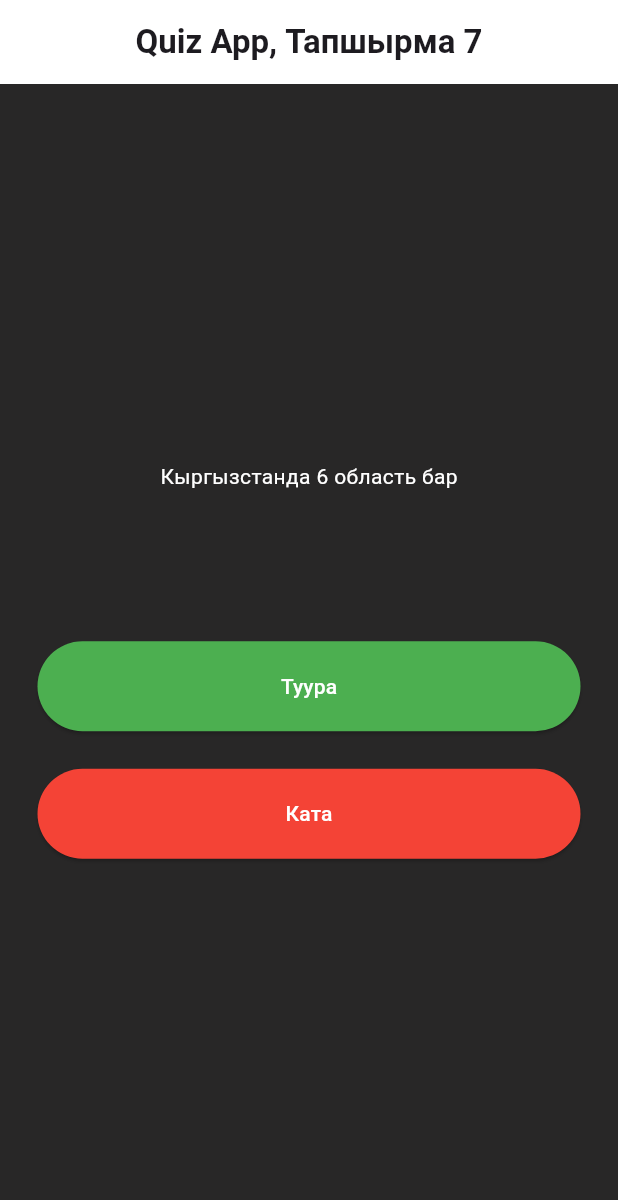
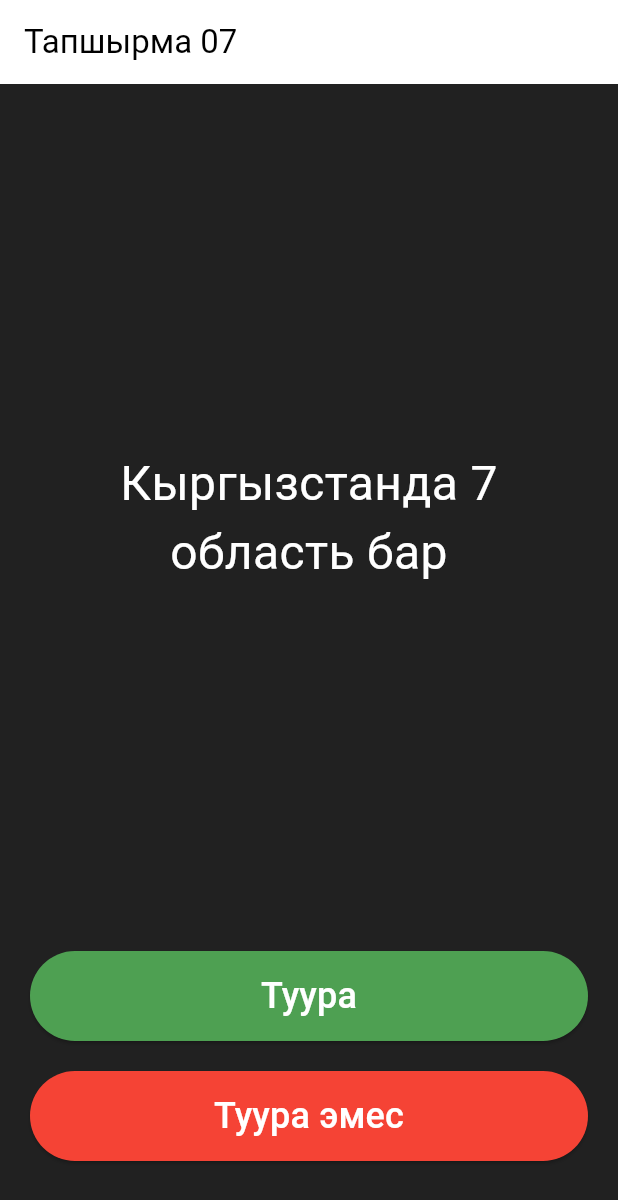
Before and after one commit to TuratDev/flutter_course, a Flutter app: the screen it shows after launch, after a tap on "Quiz App", on a phone screen of 412 x 824 dp. Shown: the top 1200 px of the screen. Run offline on Flutter 3.47's test engine with Material 3 defaults, Android fonts, the phone set to English and light mode, and no system bars; our stand-ins replace audioplayers, font_awesome_flutter.

Commit message:
Quiz App is complated

```diff
--- a/lib/apps/bmi_calculator_app/lib/main.dart
+++ b/lib/apps/bmi_calculator_app/lib/main.dart
@@ -1,15 +1,15 @@
-import 'package:flutter/material.dart';
-import 'views/home_screen_bmi.dart';
+// import 'package:flutter/material.dart';
+// import 'views/home_screen_bmi.dart';
 
-void main() {
-  runApp(const BmiCalculator());
-}
+// void main() {
+//   runApp(const BmiCalculator());
+// }
 
-class BmiCalculator extends StatelessWidget {
-  const BmiCalculator({super.key});
+// class BmiCalculator extends StatelessWidget {
+//   const BmiCalculator({super.key});
 
-  @override
-  Widget build(BuildContext contex) {
-    return const MaterialApp(home: HomeScreenBmi());
-  }
-}
+//   @override
+//   Widget build(BuildContext contex) {
+//     return const MaterialApp(home: HomeScreenBmi());
+//   }
+// }
--- a/lib/apps/dice_app/lib/main.dart
+++ b/lib/apps/dice_app/lib/main.dart
@@ -1,20 +1,20 @@
-import 'package:flutter/material.dart';
-import 'dice_home_page.dart';
+// import 'package:flutter/material.dart';
+// import 'dice_home_page.dart';
 
-void main() {
-  runApp(const DiceApp());
-}
+// void main() {
+//   runApp(const DiceApp());
+// }
 
-class DiceApp extends StatelessWidget {
-  const DiceApp({super.key});
+// class DiceApp extends StatelessWidget {
+//   const DiceApp({super.key});
 
-  @override
-  Widget build(BuildContext context) {
-    return MaterialApp(
-      theme: ThemeData(primarySwatch: Colors.amber),
-      debugShowCheckedModeBanner: false,
-      title: 'Dice App',
-      home: DiceHomePage(),
-    );
-  }
-}
+//   @override
+//   Widget build(BuildContext context) {
+//     return MaterialApp(
+//       theme: ThemeData(primarySwatch: Colors.amber),
+//       debugShowCheckedModeBanner: false,
+//       title: 'Dice App',
+//       home: DiceHomePage(),
+//     );
+//   }
+// }
--- /dev/null
+++ b/lib/apps/quiz_app/lib/data/services/quiz_services.dart
@@ -0,0 +1,36 @@
+import 'package:flutter_course/apps/quiz_app/lib/data/local_data/question_local_data.dart';
+
+class QuizServices {
+  int _index = 0;
+
+  // учурдагы суроону алуу
+  String getQuestion() {
+    if (_index < QuestionLocalData.questionsAnswers.length) {
+      return QuestionLocalData.questionsAnswers[_index].suroo;
+    } else {
+      return 'Бүттү'; // Суроолор аягына чыкканда кайтарылуучу текст
+    }
+  }
+
+  // Туура жоопту текшерүү
+  bool getAnswer(bool userAnswer) {
+    bool correctAnswer = QuestionLocalData.questionsAnswers[_index].joop;
+    return userAnswer == correctAnswer;
+  }
+
+  // кийинки суроого өтүү
+  void nextQuestion() {
+    if (_index < QuestionLocalData.questionsAnswers.length) {
+      _index++;
+    } else {
+      _index = 0; // Суроолор аягына чыкканда кайра баштапкы абалга келүү
+    }
+  }
+
+  // Суроолор аягына чыкканда кайра баштапкы абалга келүү
+  void reset() {
+    _index = 0;
+  }
+}
+
+final QuizServices quizService = QuizServices();
--- /dev/null
+++ b/lib/apps/quiz_app/lib/models/suroo_model.dart
@@ -0,0 +1,6 @@
+class SurooModel {
+  final String suroo; //суроонун тексти
+  final bool joop; //туура же ката экендиги (true - туура, false - ката)
+
+  SurooModel({required this.suroo, required this.joop});
+}
--- a/lib/apps/quiz_app/lib/pages/quiz_home_page.dart
+++ b/lib/apps/quiz_app/lib/pages/quiz_home_page.dart
@@ -1,78 +1,113 @@
 import 'package:flutter/material.dart';
+import 'package:flutter_course/apps/quiz_app/lib/data/repos/quiz_repo.dart';
+import 'package:flutter_course/apps/quiz_app/lib/widgets/costum_button.dart';
+import 'package:flutter_course/apps/quiz_app/lib/widgets/icon_widget.dart';
+import 'package:font_awesome_flutter/font_awesome_flutter.dart';
 
 class QuizHomePage extends StatefulWidget {
   const QuizHomePage({super.key});
 
   @override
-  State<QuizHomePage> createState() => _QuizHomeState();
+  State<QuizHomePage> createState() => _QuizHomePageState();
 }
 
-class _QuizHomeState extends State<QuizHomePage> {
+class _QuizHomePageState extends State<QuizHomePage> {
+  late String question;
+  bool isFinished = false; // Оюндун бүткөнүн белгилөөчү өзгөрмө
+  List<Widget> icons = [];
+
+  @override
+  void initState() {
+    super.initState();
+    question = quizRepository.getQuestion();
+  }
+
+  void userAnswered(bool userAnswer) {
+    bool correctAnswer = quizRepository.getAnswer(userAnswer);
+    setState(() {
+      // Иконкаларды кошуу
+      if (userAnswer == correctAnswer) {
+        icons.add(
+          const IconWidget(
+            icons: FontAwesomeIcons.check,
+            color: Color(0xff4EA052),
+          ),
+        );
+      } else {
+        icons.add(
+          const IconWidget(
+            icons: FontAwesomeIcons.xmark,
+            color: Color(0xffF54335),
+          ),
+        );
+      }
+
+      quizRepository.nextQuestion();
+      question = quizRepository.getQuestion();
+
+      if (question == 'Buttu') {
+        isFinished = true;
+      }
+    });
+  }
+
   @override
   Widget build(BuildContext context) {
     return Scaffold(
-      backgroundColor: const Color.fromARGB(255, 40, 39, 39),
+      backgroundColor: const Color(0xff212121),
       appBar: AppBar(
-        centerTitle: true,
-        title: const Text(
-          'Quiz App, Тапшырма 7',
-          style: TextStyle(fontWeight: FontWeight.bold),
-        ),
+        title: const Text('Тапшырма 07'),
         backgroundColor: Colors.white,
+        foregroundColor: Colors.black,
       ),
       body: Padding(
-        padding: EdgeInsets.symmetric(horizontal: 15),
-        child: Center(
+        padding: const EdgeInsets.symmetric(horizontal: 20.0),
         child: Column(
           mainAxisAlignment: MainAxisAlignment.center,
-
           children: [
+            const Spacer(),
             Text(
-                'Кыргызстанда 6 область бар',
-                style: TextStyle(color: Colors.white),
+              isFinished ? "Оюн аяктады!" : question,
+              textAlign: TextAlign.center,
+              style: const TextStyle(fontSize: 32.0, color: Colors.white),
             ),
-              const SizedBox(height: 100),
-              Padding(
-                padding: const EdgeInsets.symmetric(
-                  horizontal: 10,
-                ), // Эки жагынан 10 пиксел боштук
-                child: Column(
+            const Spacer(),
+            if (isFinished)
+              CostumButton(
+                text: 'Кайра баштоо',
+                tus: Colors.blue,
+                onPressed: () {
+                  setState(() {
+                    quizRepository.reset();
+                    question = quizRepository.getQuestion();
+                    isFinished = false;
+                    icons = [];
+                  });
+                },
+              )
+            else
+              Column(
                 children: [
-                    // Биринчи баскыч
-                    SizedBox(
-                      width: double.infinity, // Экрандын толук туурасы
-                      height: 60,
-
-                      child: ElevatedButton(
-                        style: ElevatedButton.styleFrom(
-                          backgroundColor:
-                              Colors.green, // Кыскараак жазуу ыкмасы
-                          foregroundColor: Colors.white,
+                  CostumButton(
+                    text: 'Туура',
+                    tus: const Color(0xff4EA052),
+                    onPressed: () => userAnswered(true),
                   ),
-                        onPressed: () {},
-                        child: const Text('Туура'),
-                      ),
-                    ),
-
-                    const SizedBox(height: 25), // Ортодогу боштук
-                    // Экинчи баскыч
-                    SizedBox(
-                      width: double.infinity, // Экрандын толук туурасы
-                      height: 60,
-                      child: ElevatedButton(
-                        style: ElevatedButton.styleFrom(
-                          backgroundColor: Colors.red,
-                          foregroundColor: Colors.white,
-                        ),
-                        onPressed: () {},
-                        child: const Text('Ката'),
-                      ),
+                  const SizedBox(height: 20.0),
+                  CostumButton(
+                    text: 'Туура эмес',
+                    tus: const Color(0xffF54335),
+                    onPressed: () => userAnswered(false),
                   ),
                 ],
               ),
+            const SizedBox(height: 30.0),
+            SingleChildScrollView(
+              scrollDirection: Axis.horizontal,
+              child: Row(children: icons),
             ),
+            const SizedBox(height: 20.0),
           ],
-          ),
         ),
       ),
     );
--- /dev/null
+++ b/lib/apps/quiz_app/lib/widgets/costum_button.dart
@@ -0,0 +1,33 @@
+import 'package:flutter/material.dart';
+
+class CostumButton extends StatelessWidget {
+  final String text;
+  final Color tus;
+  final VoidCallback onPressed;
+
+  const CostumButton({
+    super.key,
+    required this.text,
+    required this.tus,
+    required this.onPressed,
+  });
+
+  @override
+  Widget build(BuildContext context) {
+    return SizedBox(
+      width: double.infinity,
+      height: 60,
+      child: ElevatedButton(
+        style: ElevatedButton.styleFrom(
+          backgroundColor: tus,
+          foregroundColor: Colors.white,
+        ),
+        onPressed: onPressed,
+        child: Text(
+          text,
+          style: TextStyle(fontSize: 24.0, color: Colors.white),
+        ),
+      ),
+    );
+  }
+}
--- a/lib/apps/visit_card/lib/main.dart
+++ b/lib/apps/visit_card/lib/main.dart
@@ -1,16 +1,16 @@
-import 'package:flutter/material.dart';
+// import 'package:flutter/material.dart';
 
-import 'card_visit.dart';
+// import 'card_visit.dart';
 
-void main() {
-  runApp(const VisitApp());
-}
+// void main() {
+//   runApp(const VisitApp());
+// }
 
-class VisitApp extends StatelessWidget {
-  const VisitApp({super.key});
+// class VisitApp extends StatelessWidget {
+//   const VisitApp({super.key});
 
-  @override
-  Widget build(BuildContext context) {
-    return MaterialApp(home: CardVisit(), debugShowCheckedModeBanner: false);
-  }
-}
+//   @override
+//   Widget build(BuildContext context) {
+//     return MaterialApp(home: CardVisit(), debugShowCheckedModeBanner: false);
+//   }
+// }
--- a/lib/apps/xylophone_app/lib/main.dart
+++ b/lib/apps/xylophone_app/lib/main.dart
@@ -1,18 +1,18 @@
-import 'package:flutter/material.dart';
-import 'ui/xylophone_ui.dart';
+// import 'package:flutter/material.dart';
+// import 'package:flutter_course/apps/xylophone_app/lib/ui/xylophone_ui.dart';
 
-void main() {
-  runApp(const XylophoneApp());
-}
+// void main() {
+//   runApp(const XylophoneApp());
+// }
 
-class XylophoneApp extends StatelessWidget {
-  const XylophoneApp({super.key});
+// class XylophoneApp extends StatelessWidget {
+//   const XylophoneApp({super.key});
 
-  @override
-  Widget build(BuildContext context) {
-    return const MaterialApp(
-      home: XylophoneUi(),
-      debugShowCheckedModeBanner: false,
-    );
-  }
-}
+//   @override
+//   Widget build(BuildContext context) {
+//     return const MaterialApp(
+//       home: XylophoneUi(),
+//       debugShowCheckedModeBanner: false,
+//     );
+//   }
+// }
--- a/lib/apps/xylophone_app/lib/ui/xylophone_ui.dart
+++ b/lib/apps/xylophone_app/lib/ui/xylophone_ui.dart
@@ -1,5 +1,4 @@
 import 'package:flutter/material.dart';
-
 import '../constants/app_colors/app_colors.dart';
 import '../widgets/build_note.dart';
 
--- a/lib/home_page.dart
+++ b/lib/home_page.dart
@@ -1,14 +1,8 @@
 import 'package:flutter/material.dart';
 
-// 1. ИМПОРТТОР (Даректерди өзүңдүн папкаларыңа карап текшерип алгыла)
-
-import 'package:flutter_course/apps/bmi_calculator_app/lib/main.dart';
+// 1. ИМПОРТТОР
 import 'package:flutter_course/apps/counter_app/lib/main.dart';
-import 'package:flutter_course/apps/dice_app/lib/main.dart';
-import 'package:flutter_course/apps/i_m_rich/lib/main.dart';
 import 'package:flutter_course/apps/quiz_app/lib/main.dart';
-import 'package:flutter_course/apps/visit_card/lib/main.dart';
-import 'package:flutter_course/apps/xylophone_app/lib/main.dart';
 
 class HomePage extends StatelessWidget {
   const HomePage({super.key});
@@ -18,7 +12,7 @@ class HomePage extends StatelessWidget {
     return Scaffold(
       backgroundColor: const Color(0xFFF5F5F5),
       appBar: AppBar(
-        title: const Text('Flutter Course Portfolio'),
+        title: const Text('Жалпы сабактардын тизмеси'),
         centerTitle: true,
         elevation: 0,
         backgroundColor: Colors.indigo,
@@ -30,62 +24,15 @@ class HomePage extends StatelessWidget {
           crossAxisAlignment: CrossAxisAlignment.start,
           children: [
             _buildSectionHeader('Баштапкы сабактар'),
-
-            // 1. Counter App
             _buildAppCard(
               context,
               title: 'Counter App',
               subtitle: 'Биринчи Флаттер колдонмосу',
               icon: Icons.add_circle,
               color: Colors.teal,
-              // БУЛ ЖЕРГЕ ошол колдонмонун башкы классын жаз:
               page: const CounterApp(),
             ),
 
-            // 2. I'm Rich
-            _buildAppCard(
-              context,
-              title: "I'm Rich",
-              subtitle: 'Дизайн жана Assets менен иштөө',
-              icon: Icons.diamond,
-              color: Colors.amber,
-              page: const ImRich(),
-            ),
-
-            // 3. Visit Card
-            _buildAppCard(
-              context,
-              title: 'Visit Card',
-              subtitle: 'Layouts (Column & Row)',
-              icon: Icons.badge,
-              color: Colors.blueGrey,
-              page: const VisitApp(),
-            ),
-
-            const SizedBox(height: 20),
-            _buildSectionHeader('Интерактивдүү колдонмолор'),
-
-            // 4. Dice App
-            _buildAppCard(
-              context,
-              title: 'Dice App',
-              subtitle: 'StatefulWidget жана Логика',
-              icon: Icons.casino,
-              color: Colors.redAccent,
-              page: const DiceApp(),
-            ),
-
-            // 5. Xylophone App
-            _buildAppCard(
-              context,
-              title: 'Xylophone App',
-              subtitle: 'Үндөр менен иштөө',
-              icon: Icons.music_note,
-              color: Colors.purple,
-              page: const XylophoneApp(),
-            ),
-
-            // 6. Quiz App
             _buildAppCard(
               context,
               title: 'Quiz App',
@@ -96,16 +43,43 @@ class HomePage extends StatelessWidget {
             ),
 
             const SizedBox(height: 20),
-            _buildSectionHeader('Татаал логика'),
+            _buildSectionHeader('Логика жана Маалымат'),
 
-            // 7. BMI Calculator
+            // Жасала элек долбоорлор (page: null)
             _buildAppCard(
               context,
-              title: 'BMI Calculator',
-              subtitle: 'Дене салмак индексин эсептөө',
-              icon: Icons.monitor_weight,
-              color: Colors.blue,
-              page: const BmiCalculator(),
+              title: 'The Weather App',
+              subtitle: 'API менен иштөө (Жакында)',
+              icon: Icons.wb_sunny,
+              color: Colors.orange,
+              page: null,
+            ),
+
+            const SizedBox(height: 20),
+            _buildSectionHeader('Татаал долбоорлор'),
+            _buildAppCard(
+              context,
+              title: 'Flash Chat App',
+              subtitle: 'Firebase жана Чат (Жакында)',
+              icon: Icons.bolt,
+              color: Colors.yellow[800]!,
+              page: null,
+            ),
+            _buildAppCard(
+              context,
+              title: 'Test Country',
+              subtitle: 'Өлкөлөр боюнча тест (Жакында)',
+              icon: Icons.public,
+              color: Colors.cyan,
+              page: null,
+            ),
+            _buildAppCard(
+              context,
+              title: 'The News App',
+              subtitle: 'Жаңылыктар порталы (Жакында)',
+              icon: Icons.newspaper,
+              color: Colors.brown,
+              page: null,
             ),
           ],
         ),
@@ -113,7 +87,6 @@ class HomePage extends StatelessWidget {
     );
   }
 
-  // Бөлүмдөрдүн аталышы
   Widget _buildSectionHeader(String title) {
     return Padding(
       padding: const EdgeInsets.symmetric(vertical: 10, horizontal: 4),
@@ -128,37 +101,60 @@ class HomePage extends StatelessWidget {
     );
   }
 
-  // Колдонмолордун картасы
   Widget _buildAppCard(
     BuildContext context, {
     required String title,
     required String subtitle,
     required IconData icon,
     required Color color,
-    required Widget page,
+    required Widget? page, // null болушу мүмкүн
   }) {
+    bool isLocked = page == null;
+
     return Card(
       margin: const EdgeInsets.only(bottom: 12),
       shape: RoundedRectangleBorder(borderRadius: BorderRadius.circular(15)),
+      // Эгер жасала элек болсо, бир аз тунук кылып коёбуз
+      child: Opacity(
+        opacity: isLocked ? 0.6 : 1.0,
         child: ListTile(
-        contentPadding: const EdgeInsets.symmetric(horizontal: 20, vertical: 8),
+          contentPadding: const EdgeInsets.symmetric(
+            horizontal: 20,
+            vertical: 8,
+          ),
           leading: CircleAvatar(
-          backgroundColor: color,
+            backgroundColor: isLocked ? Colors.grey : color,
             child: Icon(icon, color: Colors.white),
           ),
-        title: Text(title, style: const TextStyle(fontWeight: FontWeight.bold)),
+          title: Text(
+            title,
+            style: const TextStyle(fontWeight: FontWeight.bold),
+          ),
           subtitle: Text(subtitle, style: const TextStyle(fontSize: 12)),
-        trailing: const Icon(
-          Icons.arrow_forward_ios,
+          trailing: Icon(
+            isLocked ? Icons.lock : Icons.arrow_forward_ios,
             size: 16,
             color: Colors.grey,
           ),
           onTap: () {
+            if (isLocked) {
+              // Жасала элек болсо билдирүү чыгаруу
+              ScaffoldMessenger.of(context).showSnackBar(
+                SnackBar(
+                  content: Text('$title долбоору азырынча жасала элек'),
+                  backgroundColor: Colors.indigo,
+                  duration: const Duration(seconds: 2),
+                ),
+              );
+            } else {
+              // Даяр болсо өтүү
               Navigator.push(
                 context,
                 MaterialPageRoute(builder: (context) => page),
               );
+            }
           },
+        ),
       ),
     );
   }
```
Also changed, not shown: lib/apps/i_m_rich/lib/main.dart (+48 -48 lines), lib/apps/quiz_app/lib/data/local_data/question_local_data.dart (+38 -0 lines), lib/apps/quiz_app/lib/data/repos/quiz_repo.dart (added, +10 -0 lines), lib/apps/quiz_app/lib/widgets/icon_widget.dart (added, +17 -0 lines), pubspec.yaml (+8 -67 lines), pubspec.lock, 1 other file. Lines whose indentation alone changed are shown as unchanged.
